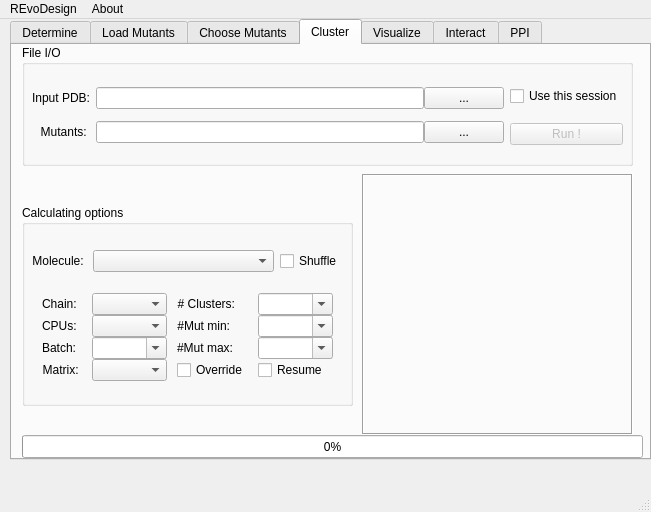
First picture: the form in REvoDesign/UI/REvoDesign-PyMOL.ui, repository YaoYinYing/REvoDesign, before the edit.
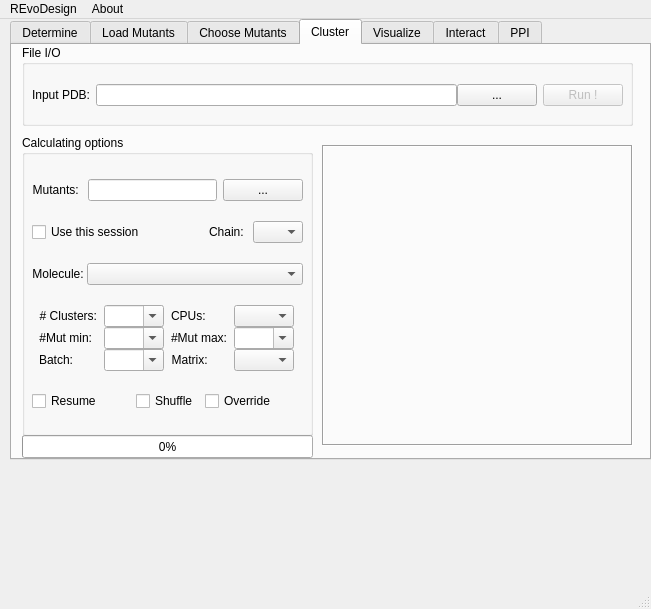
Second picture: the form after the edit. The open tabs and pages were chosen to show the change.

```diff
--- a/REvoDesign/UI/REvoDesign-PyMOL.ui
+++ b/REvoDesign/UI/REvoDesign-PyMOL.ui
@@ -7,7 +7,7 @@
     <x>0</x>
     <y>0</y>
     <width>651</width>
-    <height>512</height>
+    <height>609</height>
    </rect>
   </property>
   <property name="sizePolicy">
@@ -1896,7 +1896,7 @@
         <x>10</x>
         <y>0</y>
         <width>611</width>
-        <height>121</height>
+        <height>81</height>
        </rect>
       </property>
       <property name="title">
@@ -1908,7 +1908,7 @@
          <x>10</x>
          <y>30</y>
          <width>591</width>
-         <height>81</height>
+         <height>41</height>
         </rect>
        </property>
        <layout class="QHBoxLayout" name="horizontalLayout_11">
@@ -1927,16 +1927,6 @@
             </property>
            </widget>
           </item>
-          <item row="1" column="0">
-           <widget class="QLabel" name="label_input_mut_table">
-            <property name="text">
-             <string>Mutants: </string>
-            </property>
-            <property name="alignment">
-             <set>Qt::AlignRight|Qt::AlignTrailing|Qt::AlignVCenter</set>
-            </property>
-           </widget>
-          </item>
           <item row="0" column="1">
            <layout class="QHBoxLayout" name="horizontalLayout_21">
             <item>
@@ -1958,41 +1948,10 @@
             </item>
            </layout>
           </item>
-          <item row="1" column="1">
-           <layout class="QHBoxLayout" name="horizontalLayout_22">
-            <item>
-             <widget class="QLineEdit" name="lineEdit_input_mut_table">
-              <property name="statusTip">
-               <string>Input mutant table [*.mut.txt] path</string>
-              </property>
-              <property name="text">
-               <string/>
-              </property>
-             </widget>
-            </item>
-            <item>
-             <widget class="QPushButton" name="pushButton_open_mut_table_2">
-              <property name="text">
-               <string>...</string>
-              </property>
-             </widget>
-            </item>
-           </layout>
-          </item>
          </layout>
         </item>
         <item>
          <layout class="QVBoxLayout" name="verticalLayout_9">
-          <item>
-           <widget class="QCheckBox" name="checkBox_use_this_session_5">
-            <property name="statusTip">
-             <string>Just use the molecules in current session for design.</string>
-            </property>
-            <property name="text">
-             <string>Use this session</string>
-            </property>
-           </widget>
-          </item>
           <item>
            <widget class="QPushButton" name="pushButton_run_cluster">
             <property name="enabled">
@@ -2011,10 +1970,10 @@
      <widget class="QStackedWidget" name="stackedWidget">
       <property name="geometry">
        <rect>
-        <x>350</x>
-        <y>129</y>
-        <width>271</width>
-        <height>261</height>
+        <x>310</x>
+        <y>100</y>
+        <width>311</width>
+        <height>301</height>
        </rect>
       </property>
       <property name="frameShape">
@@ -2037,7 +1996,7 @@
        <rect>
         <x>10</x>
         <y>390</y>
-        <width>621</width>
+        <width>291</width>
         <height>23</height>
        </rect>
       </property>
@@ -2049,9 +2008,9 @@
       <property name="geometry">
        <rect>
         <x>10</x>
-        <y>160</y>
-        <width>331</width>
-        <height>201</height>
+        <y>90</y>
+        <width>291</width>
+        <height>301</height>
        </rect>
       </property>
       <property name="title">
@@ -2062,13 +2021,105 @@
         <rect>
          <x>10</x>
          <y>30</y>
-         <width>311</width>
-         <height>162</height>
+         <width>271</width>
+         <height>261</height>
         </rect>
        </property>
        <layout class="QVBoxLayout" name="verticalLayout_5">
+        <item>
+         <layout class="QHBoxLayout" name="horizontalLayout_39">
+          <item>
+           <widget class="QLabel" name="label_input_mut_table">
+            <property name="text">
+             <string>Mutants: </string>
+            </property>
+            <property name="alignment">
+             <set>Qt::AlignRight|Qt::AlignTrailing|Qt::AlignVCenter</set>
+            </property>
+           </widget>
+          </item>
+          <item>
+           <widget class="QLineEdit" name="lineEdit_input_mut_table">
+            <property name="statusTip">
+             <string>Input mutant table [*.mut.txt] path</string>
+            </property>
+            <property name="text">
+             <string/>
+            </property>
+           </widget>
+          </item>
+          <item>
+           <widget class="QPushButton" name="pushButton_open_mut_table_2">
+            <property name="text">
+             <string>...</string>
+            </property>
+           </widget>
+          </item>
+         </layout>
+        </item>
+        <item>
+         <layout class="QHBoxLayout" name="horizontalLayout_40">
+          <item>
+           <widget class="QCheckBox" name="checkBox_use_this_session_5">
+            <property name="statusTip">
+             <string>Just use the molecules in current session for design.</string>
+            </property>
+            <property name="text">
+             <string>Use this session</string>
+            </property>
+           </widget>
+          </item>
+          <item>
+           <widget class="QLabel" name="label_27">
+            <property name="sizePolicy">
+             <sizepolicy hsizetype="Fixed" vsizetype="Preferred">
+              <horstretch>0</horstretch>
+              <verstretch>0</verstretch>
+             </sizepolicy>
+            </property>
+            <property name="layoutDirection">
+             <enum>Qt::LeftToRight</enum>
+            </property>
+            <property name="text">
+             <string>Chain: </string>
+            </property>
+            <property name="alignment">
+             <set>Qt::AlignRight|Qt::AlignTrailing|Qt::AlignVCenter</set>
+            </property>
+           </widget>
+          </item>
+          <item>
+           <widget class="QComboBox" name="comboBox_chainid_3">
+            <property name="sizePolicy">
+             <sizepolicy hsizetype="Fixed" vsizetype="Fixed">
+              <horstretch>0</horstretch>
+              <verstretch>0</verstretch>
+             </sizepolicy>
+            </property>
+            <property name="minimumSize">
+             <size>
+              <width>0</width>
+              <height>0</height>
+             </size>
+            </property>
+            <property name="maximumSize">
+             <size>
+              <width>50</width>
+              <height>16777215</height>
+             </size>
+            </property>
+            <property name="statusTip">
+             <string>Chain ID for design.</string>
+            </property>
+           </widget>
+          </item>
+         </layout>
+        </item>
         <item>
          <layout class="QHBoxLayout" name="horizontalLayout">
+          <property name="spacing">
+           <number>0</number>
+          </property>
           <item>
            <widget class="QLabel" name="label_molecule_3">
             <property name="sizePolicy">
@@ -2092,22 +2143,6 @@
             </property>
            </widget>
           </item>
-          <item>
-           <widget class="QCheckBox" name="checkBox_shuffle_clustering">
-            <property name="sizePolicy">
-             <sizepolicy hsizetype="Fixed" vsizetype="Fixed">
-              <horstretch>0</horstretch>
-              <verstretch>0</verstretch>
-             </sizepolicy>
-            </property>
-            <property name="statusTip">
-             <string>Shuffle the sequence.</string>
-            </property>
-            <property name="text">
-             <string>Shuffle</string>
-            </property>
-           </widget>
-          </item>
          </layout>
         </item>
         <item>
@@ -2115,48 +2150,29 @@
           <property name="spacing">
            <number>0</number>
           </property>
-          <item row="1" column="0">
-           <widget class="QLabel" name="label_27">
-            <property name="sizePolicy">
-             <sizepolicy hsizetype="Fixed" vsizetype="Preferred">
-              <horstretch>0</horstretch>
-              <verstretch>0</verstretch>
-             </sizepolicy>
-            </property>
-            <property name="layoutDirection">
-             <enum>Qt::LeftToRight</enum>
-            </property>
-            <property name="text">
-             <string>Chain: </string>
-            </property>
-            <property name="alignment">
-             <set>Qt::AlignRight|Qt::AlignTrailing|Qt::AlignVCenter</set>
-            </property>
-           </widget>
-          </item>
-          <item row="3" column="0">
-           <widget class="QLabel" name="label_40">
-            <property name="sizePolicy">
-             <sizepolicy hsizetype="Fixed" vsizetype="Preferred">
-              <horstretch>0</horstretch>
-              <verstretch>0</verstretch>
-             </sizepolicy>
-            </property>
-            <property name="layoutDirection">
-             <enum>Qt::LeftToRight</enum>
-            </property>
-            <property name="text">
-             <string>Batch:</string>
-            </property>
-            <property name="alignment">
-             <set>Qt::AlignRight|Qt::AlignTrailing|Qt::AlignVCenter</set>
-            </property>
-           </widget>
-          </item>
           <item row="2" column="2">
+           <widget class="QLabel" name="label_29">
+            <property name="sizePolicy">
+             <sizepolicy hsizetype="Maximum" vsizetype="Preferred">
+              <horstretch>0</horstretch>
+              <verstretch>0</verstretch>
+             </sizepolicy>
+            </property>
+            <property name="layoutDirection">
+             <enum>Qt::LeftToRight</enum>
+            </property>
+            <property name="text">
+             <string>#Mut max:</string>
+            </property>
+            <property name="alignment">
+             <set>Qt::AlignRight|Qt::AlignTrailing|Qt::AlignVCenter</set>
+            </property>
+           </widget>
+          </item>
+          <item row="2" column="0">
            <widget class="QLabel" name="label_28">
             <property name="sizePolicy">
-             <sizepolicy hsizetype="Fixed" vsizetype="Preferred">
+             <sizepolicy hsizetype="Maximum" vsizetype="Preferred">
               <horstretch>0</horstretch>
               <verstretch>0</verstretch>
              </sizepolicy>
@@ -2172,26 +2188,7 @@
             </property>
            </widget>
           </item>
-          <item row="1" column="3">
-           <widget class="QComboBox" name="comboBox_num_cluster">
-            <property name="sizePolicy">
-             <sizepolicy hsizetype="Maximum" vsizetype="Fixed">
-              <horstretch>0</horstretch>
-              <verstretch>0</verstretch>
-             </sizepolicy>
-            </property>
-            <property name="maximumSize">
-             <size>
-              <width>75</width>
-              <height>16777215</height>
-             </size>
-            </property>
-            <property name="editable">
-             <bool>true</bool>
-            </property>
-           </widget>
-          </item>
-          <item row="2" column="3">
+          <item row="2" column="1">
            <widget class="QComboBox" name="comboBox_num_mut_minimun">
             <property name="sizePolicy">
              <sizepolicy hsizetype="Maximum" vsizetype="Fixed">
@@ -2201,7 +2198,7 @@
             </property>
             <property name="maximumSize">
              <size>
-              <width>75</width>
+              <width>60</width>
               <height>16777215</height>
              </size>
             </property>
@@ -2210,32 +2207,7 @@
             </property>
            </widget>
           </item>
-          <item row="1" column="1">
-           <widget class="QComboBox" name="comboBox_chainid_3">
-            <property name="sizePolicy">
-             <sizepolicy hsizetype="Maximum" vsizetype="Fixed">
-              <horstretch>0</horstretch>
-              <verstretch>0</verstretch>
-             </sizepolicy>
-            </property>
-            <property name="minimumSize">
-             <size>
-              <width>0</width>
-              <height>0</height>
-             </size>
-            </property>
-            <property name="maximumSize">
-             <size>
-              <width>75</width>
-              <height>16777215</height>
-             </size>
-            </property>
-            <property name="statusTip">
-             <string>Chain ID for design.</string>
-            </property>
-           </widget>
-          </item>
-          <item row="3" column="3">
+          <item row="2" column="3">
            <widget class="QComboBox" name="comboBox_num_mut_maximum">
             <property name="sizePolicy">
              <sizepolicy hsizetype="Maximum" vsizetype="Fixed">
@@ -2245,7 +2217,7 @@
             </property>
             <property name="maximumSize">
              <size>
-              <width>75</width>
+              <width>60</width>
               <height>16777215</height>
              </size>
             </property>
@@ -2254,7 +2226,80 @@
             </property>
            </widget>
           </item>
-          <item row="2" column="1">
+          <item row="1" column="1">
+           <widget class="QComboBox" name="comboBox_num_cluster">
+            <property name="sizePolicy">
+             <sizepolicy hsizetype="Maximum" vsizetype="Fixed">
+              <horstretch>0</horstretch>
+              <verstretch>0</verstretch>
+             </sizepolicy>
+            </property>
+            <property name="maximumSize">
+             <size>
+              <width>60</width>
+              <height>16777215</height>
+             </size>
+            </property>
+            <property name="editable">
+             <bool>true</bool>
+            </property>
+           </widget>
+          </item>
+          <item row="3" column="3">
+           <widget class="QComboBox" name="comboBox_cluster_matrix">
+            <property name="sizePolicy">
+             <sizepolicy hsizetype="Maximum" vsizetype="Fixed">
+              <horstretch>0</horstretch>
+              <verstretch>0</verstretch>
+             </sizepolicy>
+            </property>
+            <property name="maximumSize">
+             <size>
+              <width>60</width>
+              <height>16777215</height>
+             </size>
+            </property>
+           </widget>
+          </item>
+          <item row="1" column="2">
+           <widget class="QLabel" name="label_26">
+            <property name="sizePolicy">
+             <sizepolicy hsizetype="Maximum" vsizetype="Preferred">
+              <horstretch>0</horstretch>
+              <verstretch>0</verstretch>
+             </sizepolicy>
+            </property>
+            <property name="layoutDirection">
+             <enum>Qt::LeftToRight</enum>
+            </property>
+            <property name="text">
+             <string>CPUs: </string>
+            </property>
+            <property name="alignment">
+             <set>Qt::AlignRight|Qt::AlignTrailing|Qt::AlignVCenter</set>
+            </property>
+           </widget>
+          </item>
+          <item row="1" column="0">
+           <widget class="QLabel" name="label_41">
+            <property name="sizePolicy">
+             <sizepolicy hsizetype="Maximum" vsizetype="Preferred">
+              <horstretch>0</horstretch>
+              <verstretch>0</verstretch>
+             </sizepolicy>
+            </property>
+            <property name="layoutDirection">
+             <enum>Qt::LeftToRight</enum>
+            </property>
+            <property name="text">
+             <string># Clusters:</string>
+            </property>
+            <property name="alignment">
+             <set>Qt::AlignRight|Qt::AlignTrailing|Qt::AlignVCenter</set>
+            </property>
+           </widget>
+          </item>
+          <item row="1" column="3">
            <widget class="QComboBox" name="comboBox_nproc_3">
             <property name="sizePolicy">
              <sizepolicy hsizetype="Maximum" vsizetype="Fixed">
@@ -2264,12 +2309,31 @@
             </property>
             <property name="maximumSize">
              <size>
-              <width>75</width>
+              <width>60</width>
               <height>16777215</height>
              </size>
             </property>
            </widget>
           </item>
+          <item row="3" column="0">
+           <widget class="QLabel" name="label_40">
+            <property name="sizePolicy">
+             <sizepolicy hsizetype="Maximum" vsizetype="Preferred">
+              <horstretch>0</horstretch>
+              <verstretch>0</verstretch>
+             </sizepolicy>
+            </property>
+            <property name="layoutDirection">
+             <enum>Qt::LeftToRight</enum>
+            </property>
+            <property name="text">
+             <string>Batch:</string>
+            </property>
+            <property name="alignment">
+             <set>Qt::AlignRight|Qt::AlignTrailing|Qt::AlignVCenter</set>
+            </property>
+           </widget>
+          </item>
           <item row="3" column="1">
            <widget class="QComboBox" name="comboBox_cluster_batchsize">
             <property name="sizePolicy">
@@ -2280,7 +2344,7 @@
             </property>
             <property name="maximumSize">
              <size>
-              <width>75</width>
+              <width>60</width>
               <height>16777215</height>
              </size>
             </property>
@@ -2292,67 +2356,10 @@
             </property>
            </widget>
           </item>
-          <item row="1" column="2">
-           <widget class="QLabel" name="label_41">
-            <property name="sizePolicy">
-             <sizepolicy hsizetype="Fixed" vsizetype="Preferred">
-              <horstretch>0</horstretch>
-              <verstretch>0</verstretch>
-             </sizepolicy>
-            </property>
-            <property name="layoutDirection">
-             <enum>Qt::LeftToRight</enum>
-            </property>
-            <property name="text">
-             <string># Clusters:</string>
-            </property>
-            <property name="alignment">
-             <set>Qt::AlignRight|Qt::AlignTrailing|Qt::AlignVCenter</set>
-            </property>
-           </widget>
-          </item>
           <item row="3" column="2">
-           <widget class="QLabel" name="label_29">
-            <property name="sizePolicy">
-             <sizepolicy hsizetype="Fixed" vsizetype="Preferred">
-              <horstretch>0</horstretch>
-              <verstretch>0</verstretch>
-             </sizepolicy>
-            </property>
-            <property name="layoutDirection">
-             <enum>Qt::LeftToRight</enum>
-            </property>
-            <property name="text">
-             <string>#Mut max:</string>
-            </property>
-            <property name="alignment">
-             <set>Qt::AlignRight|Qt::AlignTrailing|Qt::AlignVCenter</set>
-            </property>
-           </widget>
-          </item>
-          <item row="2" column="0">
-           <widget class="QLabel" name="label_26">
-            <property name="sizePolicy">
-             <sizepolicy hsizetype="Fixed" vsizetype="Preferred">
-              <horstretch>0</horstretch>
-              <verstretch>0</verstretch>
-             </sizepolicy>
-            </property>
-            <property name="layoutDirection">
-             <enum>Qt::LeftToRight</enum>
-            </property>
-            <property name="text">
-             <string>CPUs: </string>
-            </property>
-            <property name="alignment">
-             <set>Qt::AlignRight|Qt::AlignTrailing|Qt::AlignVCenter</set>
-            </property>
-           </widget>
-          </item>
-          <item row="4" column="0">
            <widget class="QLabel" name="label_30">
             <property name="sizePolicy">
-             <sizepolicy hsizetype="Fixed" vsizetype="Preferred">
+             <sizepolicy hsizetype="Maximum" vsizetype="Preferred">
               <horstretch>0</horstretch>
               <verstretch>0</verstretch>
              </sizepolicy>
@@ -2368,36 +2375,40 @@
             </property>
            </widget>
           </item>
-          <item row="4" column="1">
-           <widget class="QComboBox" name="comboBox_cluster_matrix">
-            <property name="sizePolicy">
-             <sizepolicy hsizetype="Maximum" vsizetype="Fixed">
-              <horstretch>0</horstretch>
-              <verstretch>0</verstretch>
-             </sizepolicy>
-            </property>
-            <property name="maximumSize">
-             <size>
-              <width>75</width>
-              <height>16777215</height>
-             </size>
-            </property>
-           </widget>
-          </item>
-          <item row="4" column="2">
-           <widget class="QCheckBox" name="checkBox_cluster_override">
-            <property name="text">
-             <string>Override</string>
-            </property>
-           </widget>
-          </item>
-          <item row="4" column="3">
+         </layout>
+        </item>
+        <item>
+         <layout class="QHBoxLayout" name="horizontalLayout_22">
+          <item>
            <widget class="QCheckBox" name="checkBox_resume_from_buffer">
             <property name="text">
              <string>Resume</string>
             </property>
            </widget>
           </item>
+          <item>
+           <widget class="QCheckBox" name="checkBox_shuffle_clustering">
+            <property name="sizePolicy">
+             <sizepolicy hsizetype="Fixed" vsizetype="Fixed">
+              <horstretch>0</horstretch>
+              <verstretch>0</verstretch>
+             </sizepolicy>
+            </property>
+            <property name="statusTip">
+             <string>Shuffle the sequence.</string>
+            </property>
+            <property name="text">
+             <string>Shuffle</string>
+            </property>
+           </widget>
+          </item>
+          <item>
+           <widget class="QCheckBox" name="checkBox_cluster_override">
+            <property name="text">
+             <string>Override</string>
+            </property>
+           </widget>
+          </item>
          </layout>
         </item>
        </layout>
```
Left out of the diff: 2 changed lines with no effect on the pictures.
